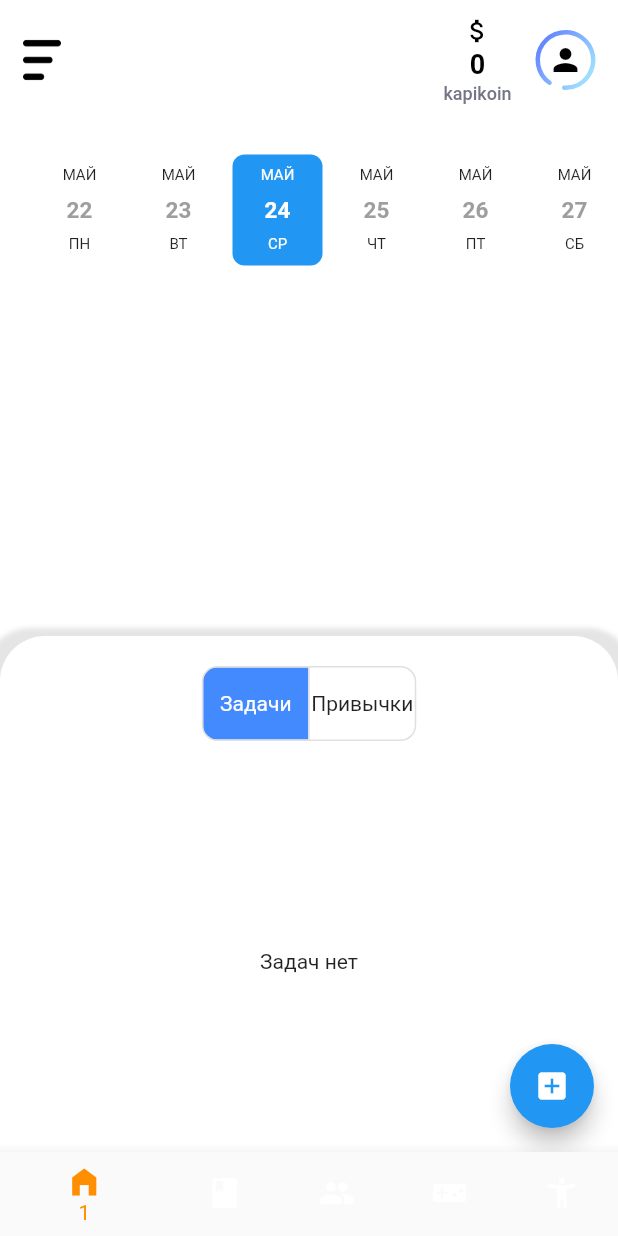
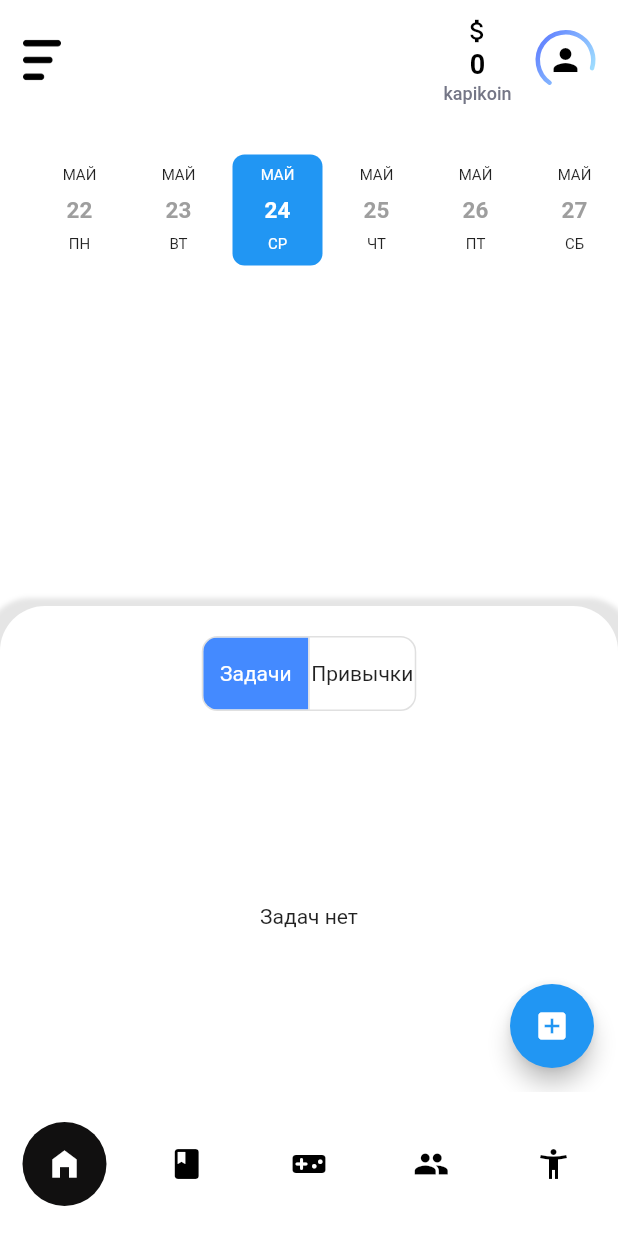
Before and after one commit to Kysska/Tasky_Flutter, a Flutter app: the Bar screen opened directly with empty values, on a phone screen of 412 x 824 dp. Run offline on Flutter 3.47's test engine with Material 2 defaults, Android fonts, the phone set to English and light mode, and no system bars; drawn by our look-alikes of date_picker_timeline, google_nav_bar, percent_indicator; our stand-ins replace cloud_firestore, firebase_core, firebase_storage, flutter_tags, image_picker and 3 more; missing offline and left inert: bcrypt, dart:ffi, flutter_quill; accounts and stored records are empty.

Commit message:
Сделал нижнюю часть выбора страницы приложения

```diff
--- a/lib/main.dart
+++ b/lib/main.dart
@@ -1,6 +1,7 @@
 import 'package:cloud_firestore/cloud_firestore.dart';
 import 'package:firebase_core/firebase_core.dart';
 import 'package:flutter/material.dart';
+import 'package:google_nav_bar/google_nav_bar.dart';
 import 'package:tasky_flutter/data/gamedatabase.dart';
 import 'package:tasky_flutter/presentation/forum.dart';
 import 'package:tasky_flutter/presentation/game.dart';
@@ -10,6 +11,7 @@ import 'package:tasky_flutter/presentation/person.dart';
 import 'package:tasky_flutter/presentation/signin.dart';
 import 'package:tasky_flutter/vidgets/options.dart';
 import 'package:percent_indicator/percent_indicator.dart';
+import 'package:google_nav_bar/google_nav_bar.dart';
 
 import 'data/userdatabase.dart';
 import 'firebase_options.dart';
@@ -109,7 +111,7 @@ class _BottomBarState extends State<Bar> {
                     child: CircularPercentIndicator(
                       radius: 20,
                       lineWidth: 3.0,
-                      percent: 0.91,
+                      percent: 0.7,
                       linearGradient: LinearGradient(
                         colors: [
                           Color(0xFF9FDDFF),
@@ -179,23 +181,61 @@ class _BottomBarState extends State<Bar> {
         ),
         child: pages[_selectedIndex],
       ),
-      bottomNavigationBar:
-      BottomNavigationBar(
+      bottomNavigationBar: Container(
+        color: Colors.white,
+        child: Padding(
+          padding: const EdgeInsets.symmetric(horizontal: 15.0, vertical: 20),
+          child: GNav(
+            backgroundColor: Colors.white,
+            color: Colors.black,
+            activeColor: Colors.white,
+            tabBackgroundColor: Color(0xFF111010),
+            padding: EdgeInsets.all(16),
+            onTabChange: _onItemTapped,
+            tabs: const[
+              GButton(icon: Icons.home_filled),
+              GButton(icon: Icons.book_rounded),
+              GButton(icon: Icons.videogame_asset_rounded),
+              GButton(icon: Icons.people),
+              GButton(icon: Icons.accessibility_new),
+            ],
+          ),
+        ),
+      ),
+        /*
+        type: BottomNavigationBarType.fixed,
         items: const <BottomNavigationBarItem>[
-          BottomNavigationBarItem(icon: Icon(Icons.home_filled), label: "1"),
-          BottomNavigationBarItem(icon: Icon(Icons.book_rounded), label: "2"),
-          BottomNavigationBarItem(icon: Icon(Icons.people), label: "3"),
           BottomNavigationBarItem(
-              icon: Icon(Icons.videogame_asset_rounded), label: "4"),
+            icon: Icon(Icons.home_filled),
+            label: "",
+          ),
           BottomNavigationBarItem(
-              icon: Icon(Icons.accessibility_new), label: "5"),
+            icon: Icon(Icons.book_rounded),
+            label: "",
+          ),
+          BottomNavigationBarItem(
+            icon: Icon(Icons.people),
+            label: "",
+          ),
+          BottomNavigationBarItem(
+            icon: Icon(Icons.videogame_asset_rounded),
+            label: "",
+          ),
+          BottomNavigationBarItem(
+            icon: Icon(Icons.accessibility_new),
+            label: "",
+          ),
         ],
         currentIndex: _selectedIndex,
-        selectedItemColor: Colors.amber[800],
+        selectedItemColor: Color(0xFF6688FF),
+        unselectedItemColor: Colors.black,
         onTap: _onItemTapped,
         backgroundColor: Colors.white,
+        elevation: 0,
+        showSelectedLabels: false,
+        showUnselectedLabels: false,
       ),
-
+    */
     );
   }
 }
--- a/pubspec.yaml
+++ b/pubspec.yaml
@@ -49,6 +49,7 @@ dependencies:
   flutter_tags:
   shared_preferences:
   firebase_storage: ^11.1.1
+  google_nav_bar: ^5.0.6
 
 dev_dependencies:
   flutter_test:
```
Also changed, not shown: pubspec.lock.
